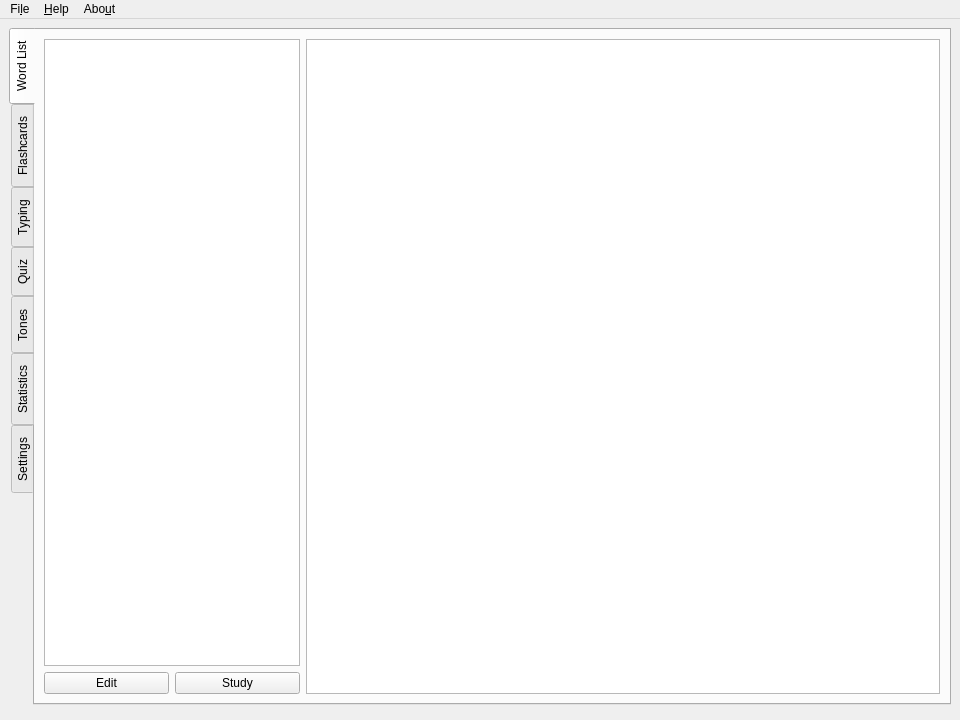
The window that cjk-trainer/ui/MainWindow.ui (mruiz42/cjk-trainer) describes before a commit, drawn with Qt 5.
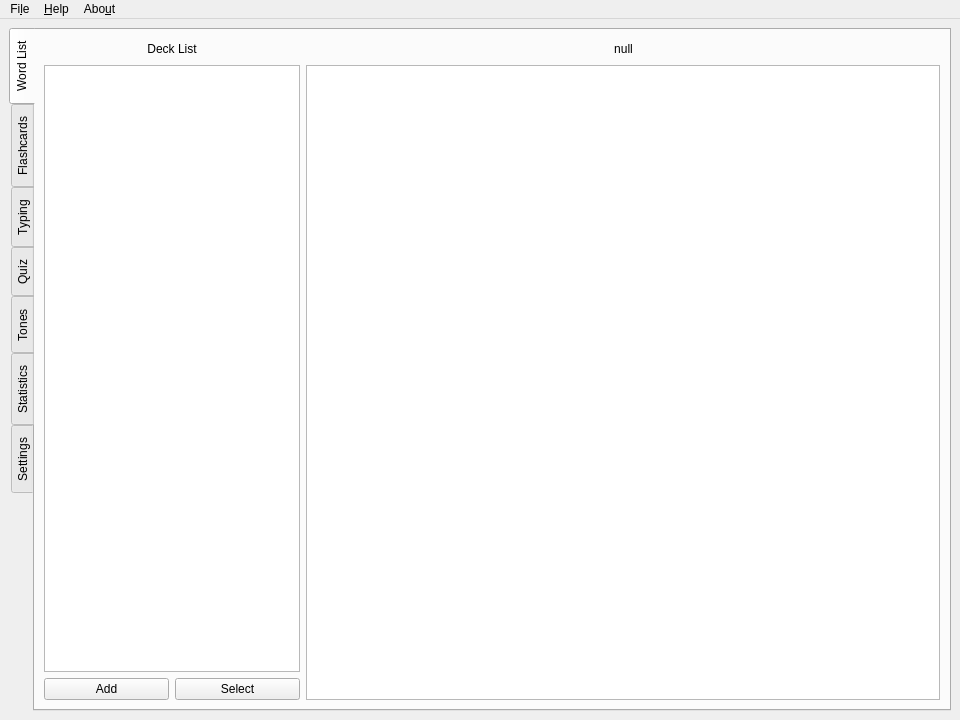
The same window after the commit. Icons and pictures are not drawn.

The edit to the form file:
```diff
--- a/cjk-trainer/ui/MainWindow.ui
+++ b/cjk-trainer/ui/MainWindow.ui
@@ -23,7 +23,7 @@
    </size>
   </property>
   <property name="windowTitle">
-   <string>Wen Vocab Trainer v0.1</string>
+   <string>cjk_trainer 0.2</string>
   </property>
   <property name="windowIcon">
    <iconset>
@@ -100,7 +100,53 @@
           <item>
            <layout class="QVBoxLayout" name="verticalLayout_5">
             <item>
-             <widget class="QListWidget" name="listWidget">
+             <layout class="QHBoxLayout" name="horizontalLayout_12">
+              <item>
+               <spacer name="horizontalSpacer_12">
+                <property name="orientation">
+                 <enum>Qt::Horizontal</enum>
+                </property>
+                <property name="sizeType">
+                 <enum>QSizePolicy::Minimum</enum>
+                </property>
+                <property name="sizeHint" stdset="0">
+                 <size>
+                  <width>40</width>
+                  <height>20</height>
+                 </size>
+                </property>
+               </spacer>
+              </item>
+              <item>
+               <widget class="QLabel" name="label_deckList">
+                <property name="text">
+                 <string>Deck List</string>
+                </property>
+                <property name="alignment">
+                 <set>Qt::AlignCenter</set>
+                </property>
+               </widget>
+              </item>
+              <item>
+               <spacer name="horizontalSpacer_11">
+                <property name="orientation">
+                 <enum>Qt::Horizontal</enum>
+                </property>
+                <property name="sizeType">
+                 <enum>QSizePolicy::Minimum</enum>
+                </property>
+                <property name="sizeHint" stdset="0">
+                 <size>
+                  <width>40</width>
+                  <height>20</height>
+                 </size>
+                </property>
+               </spacer>
+              </item>
+             </layout>
+            </item>
+            <item>
+             <widget class="QListWidget" name="deckList">
               <property name="sizePolicy">
                <sizepolicy hsizetype="Minimum" vsizetype="Expanding">
                 <horstretch>0</horstretch>
@@ -118,16 +164,16 @@
             <item>
              <layout class="QGridLayout" name="gridLayout">
               <item row="0" column="1">
-               <widget class="QPushButton" name="pushButton_wordList_edit">
+               <widget class="QPushButton" name="pushButton_wordList_add">
                 <property name="text">
-                 <string>Edit</string>
+                 <string>Add</string>
                 </property>
                </widget>
               </item>
               <item row="0" column="2">
                <widget class="QPushButton" name="pushButton_wordList_study">
                 <property name="text">
-                 <string>Study</string>
+                 <string>Select</string>
                 </property>
                </widget>
               </item>
@@ -136,7 +182,49 @@
            </layout>
           </item>
           <item>
-           <widget class="QTableView" name="tableView">
+           <layout class="QVBoxLayout" name="verticalLayout_12">
+            <item>
+             <layout class="QHBoxLayout" name="horizontalLayout_10">
+              <item>
+               <spacer name="horizontalSpacer_9">
+                <property name="orientation">
+                 <enum>Qt::Horizontal</enum>
+                </property>
+                <property name="sizeHint" stdset="0">
+                 <size>
+                  <width>40</width>
+                  <height>20</height>
+                 </size>
+                </property>
+               </spacer>
+              </item>
+              <item>
+               <widget class="QLabel" name="deckName">
+                <property name="text">
+                 <string>null</string>
+                </property>
+                <property name="alignment">
+                 <set>Qt::AlignCenter</set>
+                </property>
+               </widget>
+              </item>
+              <item>
+               <spacer name="horizontalSpacer_10">
+                <property name="orientation">
+                 <enum>Qt::Horizontal</enum>
+                </property>
+                <property name="sizeHint" stdset="0">
+                 <size>
+                  <width>40</width>
+                  <height>20</height>
+                 </size>
+                </property>
+               </spacer>
+              </item>
+             </layout>
+            </item>
+            <item>
+             <widget class="QTableWidget" name="wordList">
             <property name="editTriggers">
              <set>QAbstractItemView::DoubleClicked|QAbstractItemView::EditKeyPressed|QAbstractItemView::SelectedClicked</set>
             </property>
@@ -158,6 +246,8 @@
            </widget>
           </item>
          </layout>
+          </item>
+         </layout>
         </widget>
         <widget class="QWidget" name="Flashcards">
          <attribute name="title">
@@ -198,7 +288,7 @@
                </spacer>
               </item>
               <item>
-               <widget class="QLabel" name="label">
+               <widget class="QLabel" name="flashWord">
                 <property name="font">
                  <font>
                   <pointsize>24</pointsize>
@@ -249,7 +339,7 @@
                <enum>QLayout::SetDefaultConstraint</enum>
               </property>
               <item>
-               <widget class="QPushButton" name="pushButton_6">
+               <widget class="QPushButton" name="pushButton_nextWord">
                 <property name="sizePolicy">
                  <sizepolicy hsizetype="Expanding" vsizetype="Fixed">
                   <horstretch>0</horstretch>
@@ -278,7 +368,7 @@
                </spacer>
               </item>
               <item>
-               <widget class="QCheckBox" name="checkBox_3">
+               <widget class="QCheckBox" name="checkBox_autoPlay">
                 <property name="sizePolicy">
                  <sizepolicy hsizetype="Minimum" vsizetype="Fixed">
                   <horstretch>0</horstretch>
@@ -332,7 +422,7 @@
                </spacer>
               </item>
               <item>
-               <widget class="QLabel" name="labelVocab">
+               <widget class="QLabel" name="typingWord">
                 <property name="font">
                  <font>
                   <family>Noto Sans CJK JP</family>
@@ -382,7 +472,7 @@
             <item>
              <layout class="QHBoxLayout" name="horizontalLayout_6">
               <item>
-               <widget class="QLineEdit" name="lineEditAnswer">
+               <widget class="QLineEdit" name="lineEdit_answer">
                 <property name="font">
                  <font>
                   <family>Noto Sans CJK JP</family>
@@ -397,7 +487,7 @@
                </widget>
               </item>
               <item>
-               <widget class="QPushButton" name="pushButtonEnter">
+               <widget class="QPushButton" name="pushButton_dontKnow">
                 <property name="text">
                  <string>Don't know</string>
                 </property>
@@ -421,7 +511,7 @@
                </widget>
               </item>
               <item>
-               <widget class="QLabel" name="labelNumCorrect">
+               <widget class="QLabel" name="label_fractionCorrect">
                 <property name="text">
                  <string>0/0</string>
                 </property>
@@ -441,7 +531,7 @@
                </spacer>
               </item>
               <item>
-               <widget class="QPushButton" name="pushButtonSkip">
+               <widget class="QPushButton" name="pushButton_notSure">
                 <property name="text">
                  <string>Not sure</string>
                 </property>
@@ -601,13 +691,6 @@
         </widget>
        </widget>
       </item>
-      <item>
-       <widget class="Line" name="line">
-        <property name="orientation">
-         <enum>Qt::Vertical</enum>
-        </property>
-       </widget>
-      </item>
      </layout>
     </item>
    </layout>
```
Lines whose indentation alone changed are shown as unchanged.
